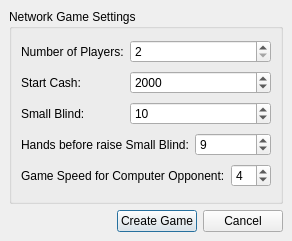
Old version of the form src/gui/qt/createnetworkgamedialog.ui in the repository pokerth/pokerth.
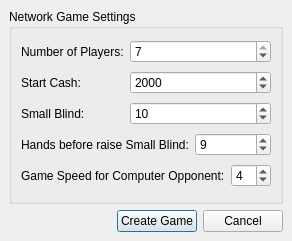
New version of the form.

The edit to the form file:
```diff
--- a/src/gui/qt/createnetworkgamedialog.ui
+++ b/src/gui/qt/createnetworkgamedialog.ui
@@ -118,11 +118,14 @@
       <item row="0" column="1" colspan="3" >
        <widget class="QSpinBox" name="spinBox_quantityPlayers" >
         <property name="maximum" >
-         <number>5</number>
+         <number>7</number>
         </property>
         <property name="minimum" >
          <number>2</number>
         </property>
+        <property name="value" >
+         <number>7</number>
+        </property>
        </widget>
       </item>
      </layout>
```
